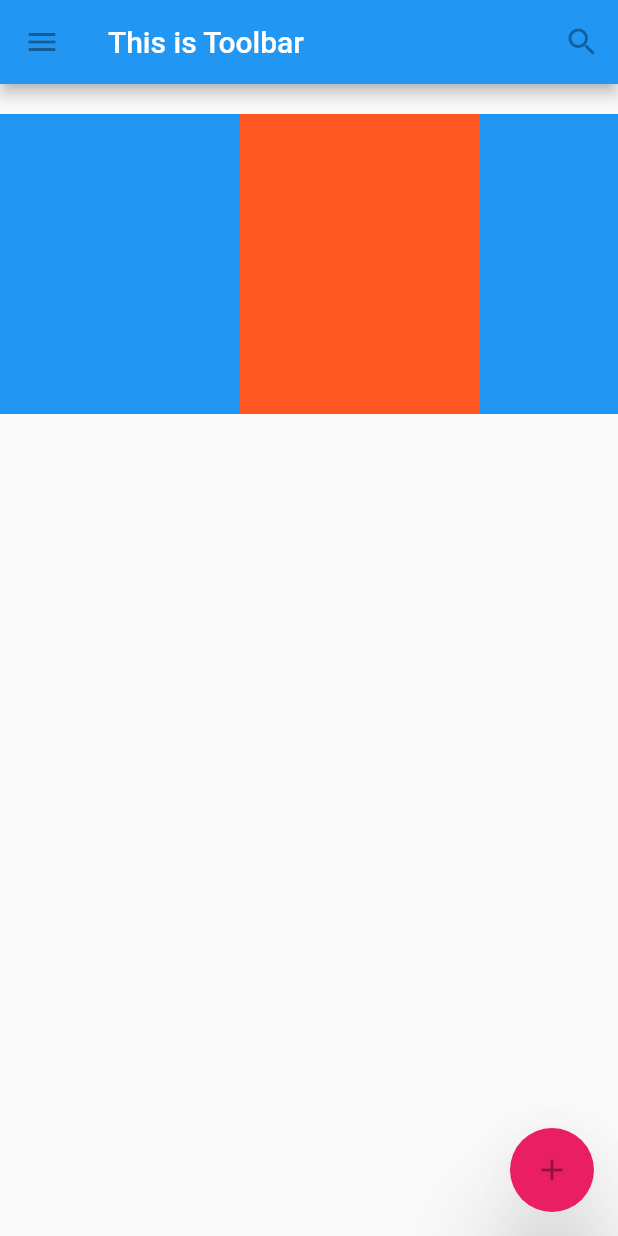
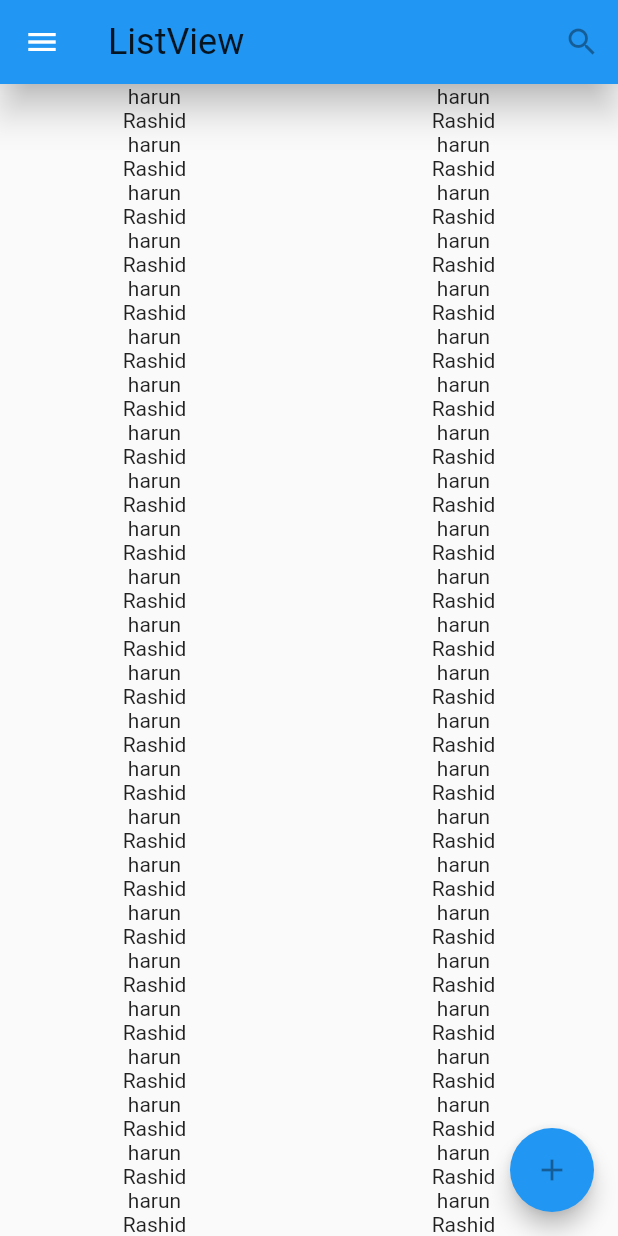
Before and after one commit to ewuharun/Flutter-Tutorial, a Flutter app: the screen it shows after launch, on a phone screen of 412 x 824 dp. Run offline on Flutter 3.47's test engine with Material 2 defaults, Android fonts, the phone set to English and light mode, and no system bars.

Commit message:
flutter ListView

```diff
--- a/lib/main.dart
+++ b/lib/main.dart
@@ -1,82 +1,209 @@
 import 'package:flutter/material.dart';
-import 'package:flutter/rendering.dart';
 
 void main(){
   runApp(
     MaterialApp(
-      debugShowCheckedModeBanner: false,
-      title: 'Creating A Horizontal List',
+      title: "ListView With Different Item",
       home: MyApp(),
     )
   );
 }
 
 class MyApp extends StatelessWidget{
+
   @override
   Widget build(BuildContext context) {
-    // TODO: implement build
     return Scaffold(
       appBar: AppBar(
-        leading: IconButton(
-          tooltip: 'AppBar Icon',
-          onPressed: null,
-          icon: Icon(Icons.menu),
-        ),
+        automaticallyImplyLeading: true,
+        toolbarOpacity: 1,
+        leading: Icon(Icons.menu),
+        elevation: 10,
         title: Text(
-          'This is Toolbar'
+          "ListView",
+          style: Theme.of(context).textTheme.headline,
         ),
         actions: <Widget>[
           IconButton(
-            tooltip: 'Action Search',
-            onPressed: null,
             icon: Icon(Icons.search),
           )
         ],
       ),
-      body: HorizontalListWidget(),
+      body: WidgetListView(),
       floatingActionButton: FloatingActionButton(
-        backgroundColor: Colors.pink,
-        elevation: 30,
+        onPressed: null,
         child: IconButton(
-          tooltip: 'Floating Action Button',
-          onPressed: null,
           icon: Icon(Icons.add),
+          color: Colors.blue,
         ),
       ),
     );
   }
 }
 
-class HorizontalListWidget extends StatelessWidget{
+class WidgetListView extends StatefulWidget{
+  @override
+  State<StatefulWidget> createState() {
+    return WidgetListViewState();
+  }
+}
 
+class WidgetListViewState extends State<WidgetListView>{
   @override
   Widget build(BuildContext context) {
+    return aCustomListView(context);
+  }
 
-    return Container(
-      margin: EdgeInsets.symmetric(vertical: 20),
-      height: 200,
-      child: ListView(
-        scrollDirection: Axis.horizontal,
+
+  Widget aCustomListView(BuildContext context){
+
+    Widget container=Expanded(
+      child: Column(
         children: <Widget>[
-          Container(
-            width: 160.0,
-            color: Colors.blue,
-          ),
-          Container(
-            width: 160.0,
-            color: Colors.deepOrange,
-          ),
-          Container(
-            width: 160.0,
-            color: Colors.blue,
-          )
+          Text('harun'),
+          Text('Rashid'),
         ],
       ),
     );
+
+
+
+
+    return ListView.builder(
+      itemCount: 100,
+      itemBuilder: (context,index){
+        return Container(
+          child: Row(
+            children: <Widget>[
+              container,
+              container,
+            ],
+          ),
+        );
+      },
+    );
+  }
+
+
+
+
+
+
+  Widget aDynamicListView(BuildContext context){
+
+    // backing data
+    // final europeanCountries = ['Albania', 'Andorra', 'Armenia', 'Austria',
+    //   'Azerbaijan', 'Belarus', 'Belgium', 'Bosnia and Herzegovina', 'Bulgaria',
+    //   'Croatia', 'Cyprus', 'Czech Republic', 'Denmark', 'Estonia', 'Finland',
+    //   'France', 'Georgia', 'Germany', 'Greece', 'Hungary', 'Iceland', 'Ireland',
+    //   'Italy', 'Kazakhstan', 'Kosovo', 'Latvia', 'Liechtenstein', 'Lithuania',
+    //   'Luxembourg', 'Macedonia', 'Malta', 'Moldova', 'Monaco', 'Montenegro',
+    //   'Netherlands', 'Norway', 'Poland', 'Portugal', 'Romania', 'Russia',
+    //   'San Marino', 'Serbia', 'Slovakia', 'Slovenia', 'Spain', 'Sweden',
+    //   'Switzerland', 'Turkey', 'Ukraine', 'United Kingdom', 'Vatican City'];
+
+
+    final titles = ['bike', 'boat', 'bus', 'car',
+      'railway', 'run', 'subway', 'transit', 'walk'];
+
+    final icons = [Icons.directions_bike, Icons.directions_boat,
+      Icons.directions_bus, Icons.directions_car, Icons.directions_railway,
+      Icons.directions_run, Icons.directions_subway, Icons.directions_transit,
+      Icons.directions_walk];
+
+    return ListView.separated(
+      itemCount: titles.length,
+      itemBuilder: (context,index){
+        return Container(
+          margin: EdgeInsets.all(20),
+          padding: const EdgeInsets.all(0),
+          child: Card(
+            elevation: 10,
+            child: ListTile(
+              leading: Icon(icons[index]),
+              title: Text(titles[index]),
+              trailing: Icon(Icons.keyboard_arrow_right),
+              onTap: (){
+                print(titles[index]);
+              },
+            ),
+          ),
+        );
+        },
+      separatorBuilder: (context,indext){
+        return Divider();
+      },
+
+    );
+  }
+
+
+
+  Widget aSimpleListView(BuildContext context) {
+    return ListView(
+      children: ListTile.divideTiles(
+        context: context,
+        color: Colors.black,
+        tiles : [
+        ListTile(
+          title: Text('Sun'),
+        ),
+        ListTile(
+          title: Text('Moon'),
+        ),
+        ListTile(
+          title: Text('Green'),
+        ),  ListTile(
+          title: Text('Sun'),
+        ),
+        ListTile(
+          title: Text('Moon'),
+        ),
+        ListTile(
+          title: Text('Green'),
+        ),  ListTile(
+          title: Text('Sun'),
+        ),
+        ListTile(
+          title: Text('Moon'),
+        ),
+        ListTile(
+          title: Text('Green'),
+        ),  ListTile(
+          title: Text('Sun'),
+        ),
+        ListTile(
+          title: Text('Moon'),
+        ),
+        ListTile(
+          title: Text('Green'),
+        ),  ListTile(
+          title: Text('Sun'),
+        ),
+        ListTile(
+          title: Text('Moon'),
+        ),
+        ListTile(
+          title: Text('Green'),
+        ),  ListTile(
+          title: Text('Sun'),
+        ),
+        ListTile(
+          title: Text('Moon'),
+        ),
+        ListTile(
+          title: Text('Green'),
+        ),  ListTile(
+          title: Text('Sun'),
+        ),
+        ListTile(
+          title: Text('Moon'),
+        ),
+        ListTile(
+          title: Text('Green'),
+        ),
+      ],
+      ).toList(),
+    );
   }
 }
-
-class Product {
-  String name;
-  Product({this.name, String productName});
-}
```
